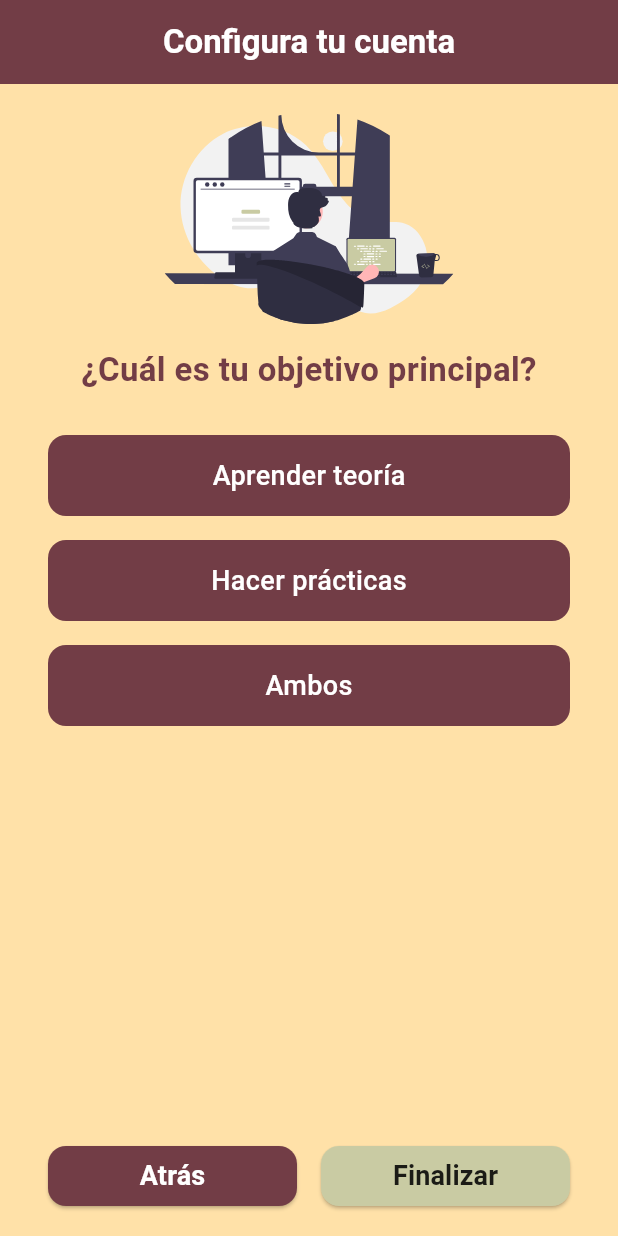
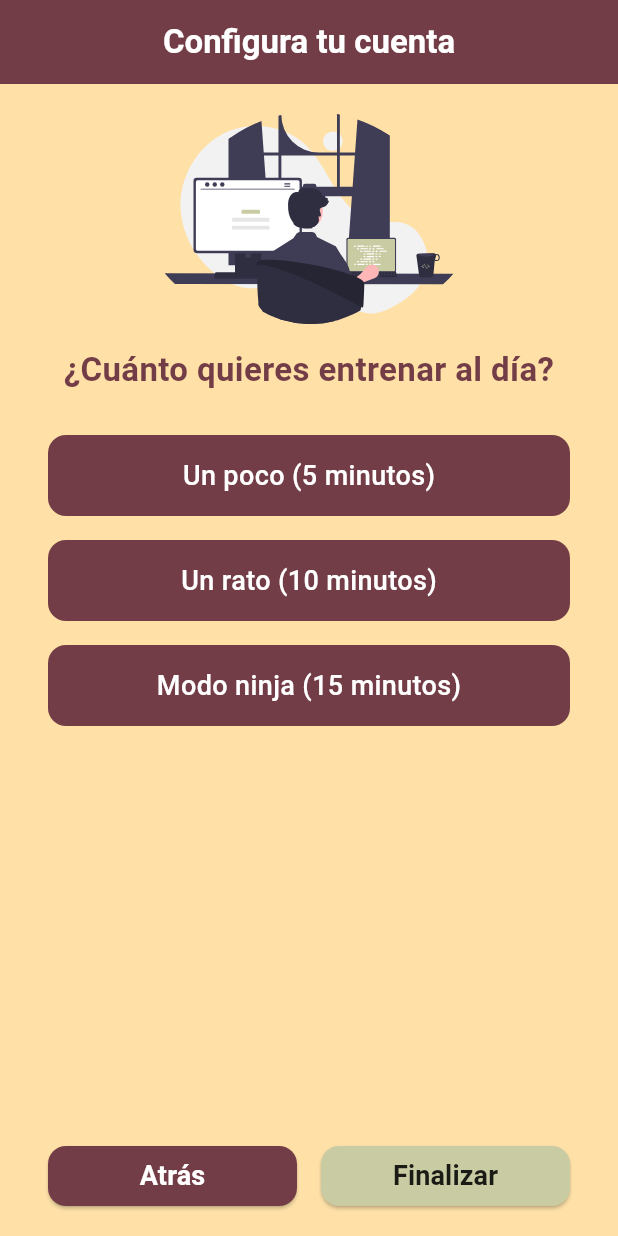
Before and after one commit to aresmargal/cyber_dojo, a Flutter app: the screen it shows after launch, swiped to page 3, on a phone screen of 412 x 824 dp. Run offline on Flutter 3.47's test engine with Material 3 defaults, Android fonts, the phone set to English and light mode, and no system bars; our stand-ins replace flutter_svg.

Commit message:
Account setup screen Front

```diff
--- a/lib/screens/accountSetup/account_setup_screen.dart
+++ b/lib/screens/accountSetup/account_setup_screen.dart
@@ -23,18 +23,18 @@ class AccountSetupData {
 final List<AccountSetupData> setupPages = [
   AccountSetupData(
     imageSvg: 'assets/images/accountSetup/accSt1.svg',
-    title: '¿Qué nivel tienes?',
-    options: ['Principiante', 'Intermedio', 'Avanzado'],
+    title: '¿Cuál es tu nivel en ciberseguridad?',
+    options: ['Principiante absoluto', 'Tengo algunas nociones', 'Sé bastante y quiero mejorar'],
   ),
   AccountSetupData(
     imageSvg: 'assets/images/accountSetup/accSt2.svg',
-    title: '¿Cuánto quieres entrenar al día?',
-    options: ['10 min', '30 min', '1 hora'],
+    title: '¿Qué quieres aprender con CyberDojo',
+    options: ['Protegerme en Internet', 'Descubrir trucos de hackers', 'Ser un ninja digital'],
   ),
   AccountSetupData(
     imageSvg: 'assets/images/accountSetup/accSt3.svg',
-    title: '¿Cuál es tu objetivo principal?',
-    options: ['Aprender teoría', 'Hacer prácticas', 'Ambos'],
+    title: '¿Cuánto quieres entrenar al día?',
+    options: ['Un poco (5 minutos)', 'Un rato (10 minutos)', 'Modo ninja (15 minutos)'],
   ),
 ];
 
```
